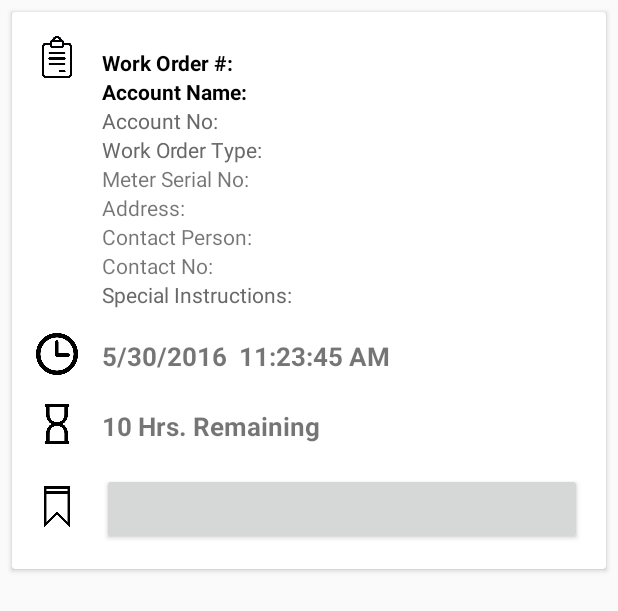
After one commit to jerecocatingub/TabsAndFragments, an Android app: the layout cardview_layout.xml on its own in the app's theme, with its tools: preview values and no code run, on a phone screen of 412 x 824 dp. The commit adds this screen. Shown: the top 611 px of the screen. Run offline under Robolectric (Android 15) with nearby library versions, the phone set to English and light mode, and no system bars.

Commit message:
Combined all card view layouts.

```diff
--- a/app/src/main/java/payvenue/catingub/com/tabsandfragments/CompletedFragment.java
+++ b/app/src/main/java/payvenue/catingub/com/tabsandfragments/CompletedFragment.java
@@ -29,8 +29,10 @@ public class CompletedFragment extends Fragment implements PopupMenu.OnMenuItemC
     @Override
     public View onCreateView(LayoutInflater inflater, ViewGroup container,
                              Bundle savedInstanceState) {
-        View view = inflater.inflate(R.layout.fragment_completed, container, false);
+        View view = inflater.inflate(R.layout.cardview_layout, container, false);
         mStatus = (Button) view.findViewById(R.id.btnStatus);
+        mStatus.setBackgroundColor(Color.parseColor("#FF29B06C"));
+        mStatus.setText("   Completed");
         mStatus.setOnClickListener(new View.OnClickListener() {
             @Override
                 public void onClick(View view) {
--- a/app/src/main/java/payvenue/catingub/com/tabsandfragments/OnProcessFragment.java
+++ b/app/src/main/java/payvenue/catingub/com/tabsandfragments/OnProcessFragment.java
@@ -30,8 +30,10 @@ public class OnProcessFragment extends Fragment implements PopupMenu.OnMenuItemC
     @Override
     public View onCreateView(LayoutInflater inflater, ViewGroup container,
                              Bundle savedInstanceState) {
-        View view = inflater.inflate(R.layout.fragment_on_process, container, false);
+        View view = inflater.inflate(R.layout.cardview_layout, container, false);
         mStatus = (Button) view.findViewById(R.id.btnStatus);
+        mStatus.setBackgroundColor(Color.parseColor("#D3AA2E"));
+        mStatus.setText("   On Process");
         mStatus.setOnClickListener(new View.OnClickListener() {
             @Override
             public void onClick(View view) {
--- a/app/src/main/java/payvenue/catingub/com/tabsandfragments/OverdueFragment.java
+++ b/app/src/main/java/payvenue/catingub/com/tabsandfragments/OverdueFragment.java
@@ -28,8 +28,10 @@ public class OverdueFragment extends Fragment implements PopupMenu.OnMenuItemCli
     @Override
     public View onCreateView(LayoutInflater inflater, ViewGroup container,
                              Bundle savedInstanceState) {
-        View view = inflater.inflate(R.layout.fragment_overdue, container, false);
+        View view = inflater.inflate(R.layout.cardview_layout, container, false);
         mStatus = (Button) view.findViewById(R.id.btnStatus);
+        mStatus.setBackgroundColor(Color.parseColor("#E82C45"));
+        mStatus.setText("   On Process - Overdue");
         mStatus.setOnClickListener(new View.OnClickListener() {
             @Override
             public void onClick(View view) {
--- /dev/null
+++ b/app/src/main/res/layout/cardview_layout.xml
@@ -0,0 +1,297 @@
+<?xml version="1.0" encoding="utf-8"?>
+<android.support.constraint.ConstraintLayout xmlns:app="http://schemas.android.com/apk/res-auto"
+    xmlns:tools="http://schemas.android.com/tools"
+    xmlns:android="http://schemas.android.com/apk/res/android"
+    android:layout_width="match_parent"
+    android:layout_height="match_parent">
+
+    <android.support.v7.widget.CardView
+        android:layout_width="0dp"
+        android:layout_height="wrap_content"
+        android:id="@+id/opCV"
+        tools:layout_constraintLeft_creator="1"
+        app:layout_constraintLeft_toLeftOf="parent"
+        android:layout_marginStart="8dp"
+        android:layout_marginLeft="8dp"
+        android:layout_marginEnd="8dp"
+        app:layout_constraintRight_toRightOf="parent"
+        android:layout_marginRight="8dp"
+        app:layout_constraintBottom_toBottomOf="parent"
+        android:layout_marginBottom="176dp"
+        app:layout_constraintVertical_bias="0.0"
+        android:layout_marginTop="8dp"
+        app:layout_constraintTop_toTopOf="parent">
+
+        <android.support.constraint.ConstraintLayout
+            android:layout_width="match_parent"
+            android:layout_height="match_parent">
+
+            <ImageView
+                android:layout_width="28dp"
+                android:layout_height="28dp"
+                app:srcCompat="@drawable/clipboard"
+                android:id="@+id/imgClipboard"
+                android:layout_marginStart="16dp"
+                app:layout_constraintLeft_toLeftOf="parent"
+                android:layout_marginLeft="16dp"
+                android:layout_marginTop="16dp"
+                app:layout_constraintTop_toTopOf="parent" />
+
+            <TextView
+                android:text="Work Order #:"
+                android:layout_width="0dp"
+                android:id="@+id/txtWorkNumber"
+                android:layout_height="wrap_content"
+                android:textSize="14sp"
+                android:textStyle="bold"
+                android:textColor="#000000"
+                android:layout_marginEnd="16dp"
+                app:layout_constraintRight_toRightOf="parent"
+                android:layout_marginRight="16dp"
+                android:layout_marginStart="16dp"
+                app:layout_constraintLeft_toRightOf="@+id/imgClipboard"
+                android:layout_marginLeft="16dp"
+                app:layout_constraintTop_toTopOf="@+id/imgClipboard"
+                android:layout_marginTop="8dp" />
+
+            <TextView
+                android:text="Account Name: "
+                android:layout_width="0dp"
+                android:layout_height="wrap_content"
+                android:id="@+id/txtAccntName"
+                android:textSize="14sp"
+                android:textColor="#000000"
+                android:textStyle="bold"
+                app:layout_constraintTop_toBottomOf="@+id/txtWorkNumber"
+                android:layout_marginStart="16dp"
+                app:layout_constraintLeft_toRightOf="@+id/imgClipboard"
+                android:layout_marginLeft="16dp"
+                android:layout_marginEnd="16dp"
+                app:layout_constraintRight_toRightOf="parent"
+                android:layout_marginRight="16dp" />
+
+            <TextView
+                android:text="Account No: "
+                android:layout_width="0dp"
+                android:layout_height="wrap_content"
+                android:id="@+id/txtAccntNumber"
+                android:layout_marginStart="16dp"
+                app:layout_constraintLeft_toRightOf="@+id/imgClipboard"
+                android:layout_marginLeft="16dp"
+                android:layout_marginEnd="16dp"
+                app:layout_constraintRight_toRightOf="parent"
+                android:layout_marginRight="16dp"
+                app:layout_constraintTop_toBottomOf="@+id/txtAccntName"
+                android:textSize="14sp"
+                android:textColor="#686868" />
+
+            <TextView
+                android:text="Work Order Type: "
+                android:layout_width="0dp"
+                android:layout_height="wrap_content"
+                android:id="@+id/txtWorkType"
+                app:layout_constraintTop_toBottomOf="@+id/txtAccntNumber"
+                app:layout_constraintLeft_toRightOf="@+id/imgClipboard"
+                android:layout_marginStart="16dp"
+                android:layout_marginLeft="16dp"
+                android:layout_marginEnd="16dp"
+                app:layout_constraintRight_toRightOf="parent"
+                android:layout_marginRight="16dp"
+                android:textColor="#686868" />
+
+            <TextView
+                android:text="Meter Serial No: "
+                android:layout_width="0dp"
+                android:layout_height="wrap_content"
+                android:id="@+id/txtMeterNumber"
+                app:layout_constraintTop_toBottomOf="@+id/txtWorkType"
+                app:layout_constraintLeft_toRightOf="@+id/imgClipboard"
+                android:layout_marginEnd="16dp"
+                app:layout_constraintRight_toRightOf="parent"
+                android:layout_marginRight="16dp"
+                android:layout_marginStart="16dp"
+                android:layout_marginLeft="16dp"
+                android:textSize="14sp" />
+
+            <TextView
+                android:text="Address: "
+                android:layout_width="0dp"
+                android:layout_height="19dp"
+                android:id="@+id/txtAddress"
+                android:textSize="14sp"
+                app:layout_constraintTop_toBottomOf="@+id/txtMeterNumber"
+                android:layout_marginStart="16dp"
+                app:layout_constraintLeft_toRightOf="@+id/imgClipboard"
+                android:layout_marginLeft="16dp"
+                android:layout_marginEnd="16dp"
+                app:layout_constraintRight_toRightOf="parent"
+                android:layout_marginRight="16dp"
+                app:layout_constraintHorizontal_bias="0.93" />
+
+            <TextView
+                android:text="Contact Person: "
+                android:layout_width="0dp"
+                android:layout_height="wrap_content"
+                android:id="@+id/txtContactPerson"
+                android:textSize="14sp"
+                android:layout_marginStart="16dp"
+                android:layout_marginLeft="16dp"
+                android:layout_marginEnd="16dp"
+                app:layout_constraintRight_toRightOf="parent"
+                android:layout_marginRight="16dp"
+                app:layout_constraintHorizontal_bias="0.58"
+                app:layout_constraintTop_toBottomOf="@+id/txtAddress"
+                app:layout_constraintLeft_toRightOf="@+id/imgClipboard" />
+
+            <TextView
+                android:text="Contact No: "
+                android:layout_width="0dp"
+                android:layout_height="wrap_content"
+                android:id="@+id/txtCustomer"
+                app:layout_constraintTop_toBottomOf="@+id/txtContactPerson"
+                android:layout_marginStart="16dp"
+                android:layout_marginLeft="16dp"
+                android:textSize="14sp"
+                android:layout_marginEnd="16dp"
+                app:layout_constraintRight_toRightOf="parent"
+                android:layout_marginRight="16dp"
+                app:layout_constraintHorizontal_bias="1.0"
+                app:layout_constraintLeft_toRightOf="@+id/imgClipboard" />
+
+            <TextView
+                android:text="Special Instructions: "
+                android:layout_width="0dp"
+                android:layout_height="wrap_content"
+                android:id="@+id/txtInstructions"
+                app:layout_constraintTop_toBottomOf="@+id/txtCustomer"
+                app:layout_constraintLeft_toRightOf="@+id/imgClipboard"
+                android:layout_marginEnd="16dp"
+                app:layout_constraintRight_toRightOf="parent"
+                android:layout_marginRight="16dp"
+                app:layout_constraintBottom_toBottomOf="parent"
+                app:layout_constraintHorizontal_bias="0.0"
+                app:layout_constraintVertical_bias="0.0"
+                android:layout_marginStart="16dp"
+                android:layout_marginLeft="16dp"
+                android:textColor="#696969" />
+
+            <ImageView
+                android:layout_width="28dp"
+                android:layout_height="28dp"
+                app:srcCompat="@drawable/clock"
+                android:id="@+id/imgClock"
+                android:layout_marginTop="16dp"
+                app:layout_constraintTop_toBottomOf="@+id/txtInstructions"
+                android:layout_marginEnd="16dp"
+                app:layout_constraintRight_toRightOf="parent"
+                android:layout_marginRight="16dp"
+                android:layout_marginStart="16dp"
+                app:layout_constraintLeft_toLeftOf="parent"
+                android:layout_marginLeft="16dp"
+                app:layout_constraintHorizontal_bias="0.0"
+                app:layout_constraintBottom_toBottomOf="parent"
+                android:layout_marginBottom="16dp"
+                app:layout_constraintVertical_bias="0.0" />
+
+            <TextView
+                android:text="5/30/2016  11:23:45 AM"
+                android:layout_width="0dp"
+                android:layout_height="31dp"
+                android:id="@+id/txtDate"
+                android:layout_marginStart="16dp"
+                app:layout_constraintLeft_toRightOf="@+id/imgClock"
+                android:layout_marginLeft="16dp"
+                app:layout_constraintRight_toRightOf="parent"
+                android:textSize="17sp"
+                android:textStyle="normal|bold"
+                android:gravity="center_vertical"
+                app:layout_constraintBottom_toBottomOf="parent"
+                android:layout_marginBottom="88dp"
+                android:layout_marginEnd="16dp"
+                android:layout_marginRight="16dp"
+                android:layout_marginTop="16dp"
+                app:layout_constraintTop_toBottomOf="@+id/txtInstructions"
+                app:layout_constraintVertical_bias="0.0" />
+
+            <ImageView
+                android:layout_width="28dp"
+                android:layout_height="28dp"
+                app:srcCompat="@drawable/hourglass"
+                android:id="@+id/imgHourglass"
+                android:layout_marginStart="16dp"
+                app:layout_constraintLeft_toLeftOf="parent"
+                android:layout_marginLeft="16dp"
+                android:layout_marginEnd="16dp"
+                app:layout_constraintRight_toRightOf="parent"
+                android:layout_marginRight="16dp"
+                app:layout_constraintHorizontal_bias="0.0"
+                android:layout_marginTop="16dp"
+                app:layout_constraintTop_toBottomOf="@+id/imgClock"
+                app:layout_constraintBottom_toBottomOf="parent"
+                android:layout_marginBottom="16dp"
+                app:layout_constraintVertical_bias="0.04000002" />
+
+            <TextView
+                android:text="10 Hrs. Remaining"
+                android:layout_width="0dp"
+                android:layout_height="30dp"
+                android:id="@+id/txtTime"
+                android:textSize="17sp"
+                android:textStyle="normal|bold"
+                android:gravity="center_vertical"
+                android:layout_marginStart="16dp"
+                app:layout_constraintLeft_toRightOf="@+id/imgHourglass"
+                android:layout_marginLeft="16dp"
+                app:layout_constraintRight_toRightOf="parent"
+                app:layout_constraintTop_toBottomOf="@+id/txtDate"
+                android:layout_marginTop="16dp"
+                app:layout_constraintBottom_toBottomOf="parent"
+                android:layout_marginBottom="16dp"
+                app:layout_constraintHorizontal_bias="0.0"
+                app:layout_constraintVertical_bias="0.0"
+                android:layout_marginEnd="16dp"
+                android:layout_marginRight="16dp" />
+
+            <ImageView
+                android:layout_width="28dp"
+                android:layout_height="28dp"
+                app:srcCompat="@drawable/bookmark"
+                android:id="@+id/imgBookmark"
+                app:layout_constraintTop_toBottomOf="@+id/imgHourglass"
+                android:layout_marginEnd="16dp"
+                app:layout_constraintRight_toRightOf="parent"
+                android:layout_marginRight="16dp"
+                android:layout_marginStart="16dp"
+                app:layout_constraintLeft_toLeftOf="parent"
+                android:layout_marginLeft="16dp"
+                app:layout_constraintHorizontal_bias="0.0"
+                app:layout_constraintBottom_toBottomOf="parent"
+                android:layout_marginBottom="16dp"
+                app:layout_constraintVertical_bias="0.71000004" />
+
+            <Button
+                android:layout_width="0dp"
+                android:layout_height="wrap_content"
+                android:id="@+id/btnStatus"
+                android:textStyle="normal|bold"
+                android:textSize="14sp"
+                android:textColor="#FFFFFF"
+                android:layout_marginStart="16dp"
+                app:layout_constraintLeft_toRightOf="@+id/imgBookmark"
+                android:layout_marginLeft="16dp"
+                android:layout_marginTop="16dp"
+                app:layout_constraintTop_toBottomOf="@+id/txtTime"
+                android:layout_marginEnd="16dp"
+                app:layout_constraintRight_toRightOf="parent"
+                android:layout_marginRight="16dp"
+                app:layout_constraintHorizontal_bias="0.0"
+                app:layout_constraintBottom_toBottomOf="parent"
+                android:layout_marginBottom="16dp"
+                android:textAlignment="textStart"
+                android:gravity="right|center_vertical|center_horizontal"
+                app:layout_constraintVertical_bias="0.0" />
+
+        </android.support.constraint.ConstraintLayout>
+    </android.support.v7.widget.CardView>
+
+</android.support.constraint.ConstraintLayout>
```
